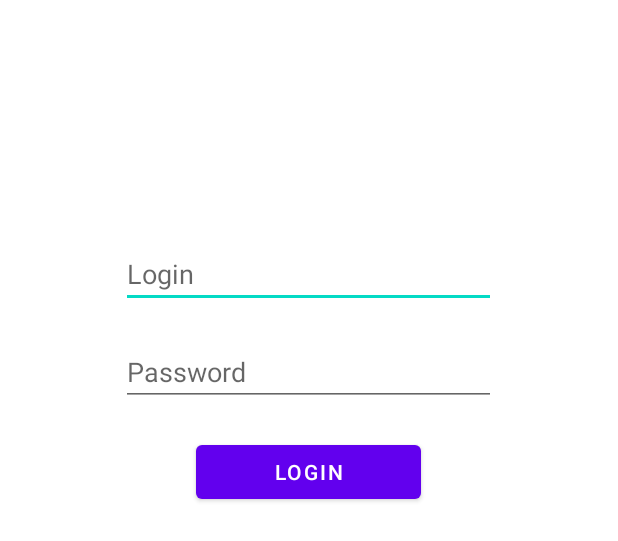
After one commit to ZgroX/baUHInia, an Android app: the layout login.xml on its own in the app's theme, with its tools: preview values and no code run, on a phone screen of 412 x 824 dp. The commit adds this screen. Shown: the top 541 px of the screen. Run offline under Robolectric (Android 15) with nearby library versions, the phone set to English and light mode, and no system bars.

Commit message:
Added loign layout

```diff
--- /dev/null
+++ b/Menu/app/src/main/res/layout/login.xml
@@ -0,0 +1,47 @@
+<?xml version="1.0" encoding="utf-8"?>
+<RelativeLayout
+    xmlns:android="http://schemas.android.com/apk/res/android" android:layout_width="match_parent"
+    android:layout_height="match_parent">
+
+    <LinearLayout
+        android:layout_width="wrap_content"
+        android:layout_height="wrap_content"
+        android:layout_centerHorizontal="true"
+        android:layout_marginTop="150dp"
+        android:gravity="center_horizontal"
+        android:orientation="vertical">
+
+        <EditText
+            android:id="@+id/editTextTextPersonName"
+            android:layout_width="wrap_content"
+            android:layout_height="wrap_content"
+            android:ems="10"
+            android:width="250dp"
+            android:layout_marginVertical="10dp"
+            android:inputType="textPersonName"
+            android:hint="@string/login"
+            android:autofillHints="" />
+
+        <EditText
+            android:id="@+id/editTextTextPassword"
+            android:layout_width="wrap_content"
+            android:layout_height="wrap_content"
+            android:layout_marginVertical="10dp"
+            android:width="250dp"
+            android:ems="10"
+            android:hint="@string/password"
+            android:inputType="textPassword" />
+
+        <Button
+            android:layout_width="wrap_content"
+            android:layout_height="wrap_content"
+            android:layout_marginVertical="10dp"
+            android:width="150dp"
+            android:text="@string/login"/>
+
+    </LinearLayout>
+
+
+
+
+</RelativeLayout>
--- a/Menu/app/src/main/res/values/strings.xml
+++ b/Menu/app/src/main/res/values/strings.xml
@@ -1,4 +1,6 @@
 <resources>
     <string name="app_name">Menu</string>
     <string name="example_string">Example String</string>
+    <string name="login">Login</string>
+    <string name="password">Password</string>
 </resources>
```
